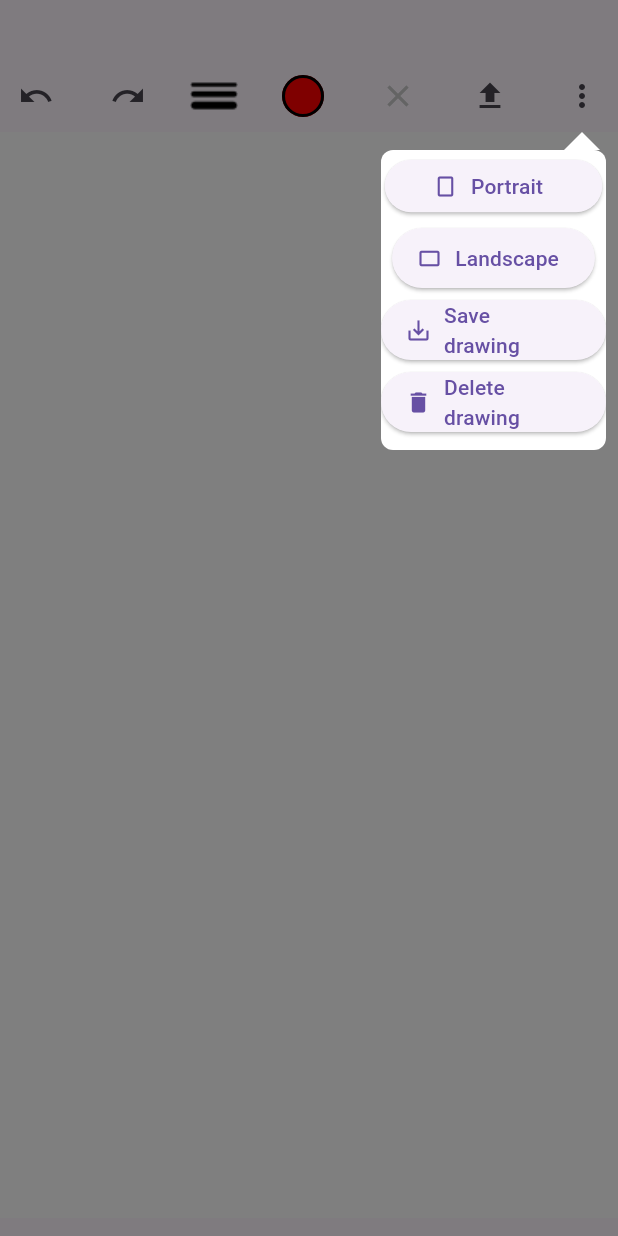
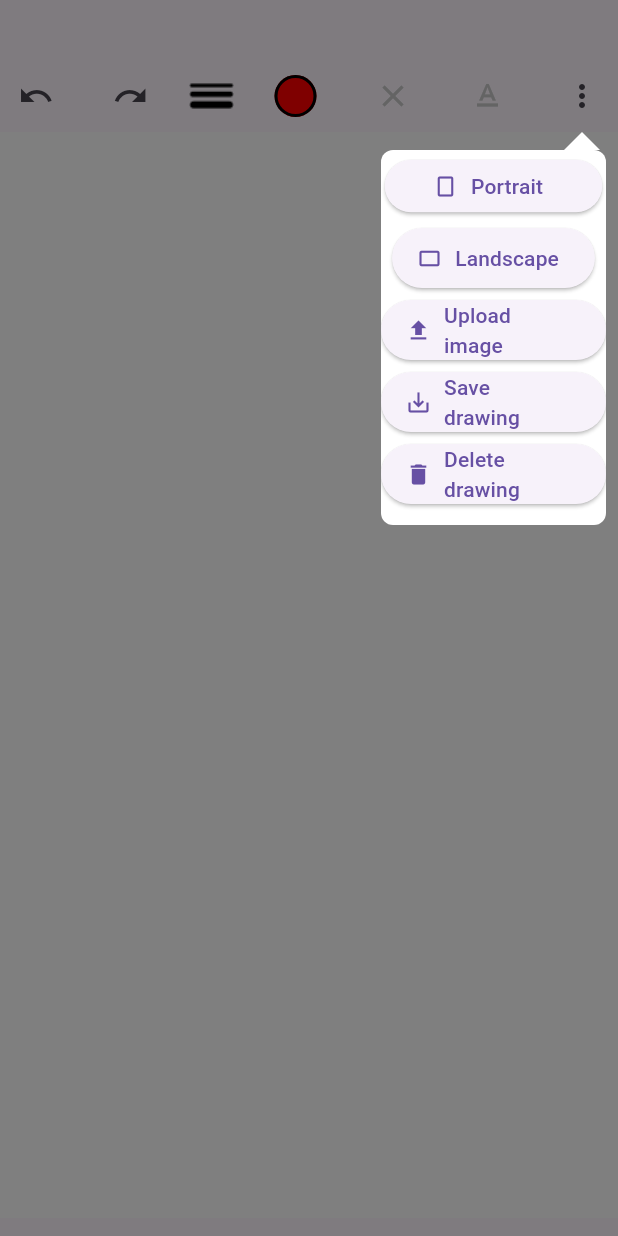
Before and after one commit to IvanPartalo/drawing-app-flutter, a Flutter app: the screen it shows after launch, after a tap on the "more vert" icon, on a phone screen of 412 x 824 dp. Run offline on Flutter 3.47's test engine with Material 3 defaults, Android fonts, the light colour scheme and no system bars; our stand-ins replace flutter_colorpicker, gallery_saver, image_picker, popover, toastification; missing offline and left inert: random_string_generator.

Commit message:
Adding custom text to drawing

```diff
--- /dev/null
+++ b/lib/components/display_text.dart
@@ -0,0 +1,9 @@
+import 'dart:ui';
+
+class DisplayText {
+  final String text;
+  final Offset position;
+  final Color textColor;
+  final double fontSize;
+  DisplayText(this.text, this.position, this.textColor, this.fontSize);
+}
--- a/lib/home_screen.dart
+++ b/lib/home_screen.dart
@@ -6,6 +6,7 @@ import 'package:flutter/material.dart';
 import 'package:flutter/services.dart';
 import 'package:gallery_saver/gallery_saver.dart';
 import 'package:image_picker/image_picker.dart';
+import 'package:painter_app/components/display_text.dart';
 import 'package:painter_app/components/line.dart';
 import 'package:painter_app/menu/pop_up_button.dart';
 import 'package:painter_app/menu/pop_up_color.dart';
@@ -23,6 +24,7 @@ typedef DeleteAllCallback = void Function();
 typedef SetLandscapeCallback = void Function();
 typedef SetPortraitCallback = void Function();
 typedef SaveImageCallback = void Function();
+typedef UploadImageCallback = void Function();
 
 class HomeScreen extends StatefulWidget {
   const HomeScreen({super.key});
@@ -45,8 +47,13 @@ class _HomeScreenState extends State<HomeScreen> {
   bool zoomingIn = true;
   var zoomingCoords = [0.0, 0.0, 0.0, 0.0];
   var eraseToggled = false;
+  TapDownDetails? textPosition;
+  bool isTyping = false;
   final picker = ImagePicker();
   Matrix4 transformationMatrix = Matrix4.identity();
+  List<DisplayText> texts = [];
+  TextEditingController _controller = TextEditingController();
+  FocusNode _focusNode = FocusNode();
 
   @override
   void initState() {
@@ -190,6 +197,7 @@ class _HomeScreenState extends State<HomeScreen> {
     setState(() {
       currentLines = [];
       undoLines = [];
+      texts = [];
       backgroundChosen = false;
       imageLoaded = false;
     });
@@ -216,10 +224,10 @@ class _HomeScreenState extends State<HomeScreen> {
       Canvas canvas = Canvas(pictureRecorder);
       DrawingPainter painter;
       if(_image != null){
-        painter = DrawingPainter(currentLines, _image!, backgroundChosen, imageLoaded, transformationMatrix);
+        painter = DrawingPainter(currentLines, _image!, backgroundChosen, imageLoaded, transformationMatrix, texts);
       }
       else{
-        painter = DrawingPainter(currentLines, placeHolderImage!, backgroundChosen, imageLoaded, transformationMatrix);
+        painter = DrawingPainter(currentLines, placeHolderImage!, backgroundChosen, imageLoaded, transformationMatrix, texts);
       }
       Size? size = isPortrait ? const Size(360, 661.3) : const Size(731.3, 260);
       //moram da obojim pozadinu u belo rucno :(
@@ -262,6 +270,7 @@ class _HomeScreenState extends State<HomeScreen> {
       return const Center(child: CircularProgressIndicator());
     }
     return Scaffold(
+        resizeToAvoidBottomInset: false,
         body: Column(
           children: <Widget>[
             Row(
@@ -276,19 +285,23 @@ class _HomeScreenState extends State<HomeScreen> {
               children: <Widget>[
                 IconButton(
                     onPressed: () {
+                      setState(() {
                         if(undoLines.length < 21) {
                           undoLines.add(currentLines.last);
                           currentLines.removeLast();
                         }
+                      });
                     },
                     icon: const Icon(Icons.undo)
                 ),
                 IconButton(
                     onPressed: () {
+                      setState(() {
                         if(undoLines.isNotEmpty) {
                           currentLines.add(undoLines.last);
                           undoLines.removeLast();
                         }
+                      });
                     },
                     icon: const Icon(Icons.redo)
                 ),
@@ -306,20 +319,32 @@ class _HomeScreenState extends State<HomeScreen> {
                   },
                 ),
                 IconButton(
-                    onPressed: () {
-                      showOptions();
+                  icon: Icon(
+                    Icons.text_format,
+                    color: isTyping ? Color.fromARGB(255, 0, 0, 0) : Color.fromARGB(255, 200, 200, 200),
+                  ),
+                  onPressed: (){
+                    setState(() {
+                      isTyping = !isTyping;
+                    });
                   },
-                    icon: const Icon(Icons.upload_sharp)
                 ),
                 PopUpMore(onDeleteAll: _deleteAll, onSetLandscape: _setLandscapeMode, onSetPortrait: _setPortraitMode,
-                  onSaveImage: _saveAsImage,),
+                  onSaveImage: _saveAsImage, onUploadImage: showOptions,),
               ],
             ),
             Row(
               children: <Widget>[
-                Expanded(
-                  child: GestureDetector(
+                GestureDetector(
                   onDoubleTapDown: _handleDoubleTap,
+                  onTapDown: (details){
+                    setState(() {
+                      if(isTyping) {
+                        textPosition = details;
+                        _focusNode.requestFocus();
+                      }
+                    });
+                  },
                   onPanStart: (details){
                       setState(() {
                         currentLine = Line(
@@ -343,16 +368,42 @@ class _HomeScreenState extends State<HomeScreen> {
                   onPanEnd: (_){
                       currentLine = null;
                   },
+                  child: Stack(
+                  children: [
+                  SingleChildScrollView(
+                    child: Container(
+                      height: MediaQuery.of(context).size.height - 100,
+                      width: MediaQuery.of(context).size.width,
                       child: CustomPaint(
+                        size: Size.infinite,
                         painter: _image != null
-                          ? DrawingPainter(currentLines, _image!, backgroundChosen, imageLoaded, transformationMatrix)
-                          : DrawingPainter(currentLines, placeHolderImage!, backgroundChosen, imageLoaded, transformationMatrix),
+                            ? DrawingPainter(currentLines, _image!, backgroundChosen, imageLoaded, transformationMatrix, texts)
+                            : DrawingPainter(currentLines, placeHolderImage!, backgroundChosen, imageLoaded, transformationMatrix, texts),
 
-                      child: SizedBox(
-                        width: MediaQuery.of(context).size.width,
-                        height: MediaQuery.of(context).size.height - 100,
                       ),
                     ),
+                  ),
+                if(textPosition != null && isTyping)
+                Positioned(
+                  left: textPosition!.localPosition.dx,
+                  top: textPosition!.localPosition.dy,
+                  child: Container(
+                    width: 200,
+                    child: TextField(
+                      focusNode: _focusNode,
+                      controller: _controller,
+                      autofocus: true,
+                      onSubmitted: (text) {
+                        setState(() {
+                          texts.add(DisplayText(text, textPosition!.localPosition, selectedColor, selectedThickness+12));
+                          _controller.clear();
+                          _focusNode.unfocus();
+                        });
+                      },
+                    ),
+                  ),
+                ),
+                ],
                 ),
                 ),
               ],
@@ -367,6 +418,7 @@ class _HomeScreenState extends State<HomeScreen> {
 //IZDVOJITI KLASU U ZASEBAN FAJL!
 class DrawingPainter extends CustomPainter {
   late List<Line> linesToDraw;
+  final List<DisplayText> texts;
   late File image;
   late ui.Image backgroundImage;
   bool backgroundChosen = false;
@@ -374,7 +426,7 @@ class DrawingPainter extends CustomPainter {
   late Size painterCanvasSize;
   final Matrix4 transformationMatrix;
 
-  DrawingPainter(List<Line> lines, ui.Image i, this.backgroundChosen, this.imageLoaded, this.transformationMatrix){
+  DrawingPainter(List<Line> lines, ui.Image i, this.backgroundChosen, this.imageLoaded, this.transformationMatrix, this.texts){
     if(lines == null){
       linesToDraw = [];
     }else {
@@ -412,6 +464,12 @@ class DrawingPainter extends CustomPainter {
         canvas.drawLine(currentPoint, nextPoint, paint);
       }
     }
+    for (var textInfo in texts){
+      final textSpan = TextSpan(text: textInfo.text, style: TextStyle(color: textInfo.textColor, fontSize: textInfo.fontSize));
+      final textPainter = TextPainter(text: textSpan, textDirection: TextDirection.ltr);
+      textPainter.layout();
+      textPainter.paint(canvas, textInfo.position);
+    }
     canvas.restore();
   }
 
--- a/lib/menu/more_menu.dart
+++ b/lib/menu/more_menu.dart
@@ -7,8 +7,9 @@ class MoreMenu extends StatelessWidget{
   final SetLandscapeCallback onSetLandscape;
   final SetPortraitCallback onSetPortrait;
   final SaveImageCallback onSaveImage;
+  final UploadImageCallback onUploadImage;
   const MoreMenu({super.key, required this.onDeleteAll, required this.onSetLandscape, required this.onSetPortrait,
-  required this.onSaveImage});
+  required this.onSaveImage, required this.onUploadImage});
   @override
   Widget build(BuildContext context) {
     return Column(
@@ -81,6 +82,14 @@ class MoreMenu extends StatelessWidget{
           label: Text("Landscape"),
         ),
         ElevatedButton.icon(
+          icon: const Icon(Icons.upload_sharp),
+          onPressed: () {
+            onUploadImage();
+          },
+          label: Text("Upload image"),
+
+        ),
+        ElevatedButton.icon(
           icon: const Icon(Icons.save_alt),
           onPressed: () {
             onSaveImage();
--- a/lib/menu/pop_up_button.dart
+++ b/lib/menu/pop_up_button.dart
@@ -19,7 +19,8 @@ class PopUpButton extends StatelessWidget{
       width: 220,
       height: 90),
       child: SizedBox(
-        height: 40,
+        height: 30,
+        width: 30,
         // icon link: https://www.flaticon.com/free-icon/stroke_5598084?term=stroke&page=1&position=38&origin=search&related_id=5598084
         child: Image.asset('lib/icons/stroke.png'),
       ),
--- a/lib/menu/pop_up_more.dart
+++ b/lib/menu/pop_up_more.dart
@@ -9,8 +9,9 @@ class PopUpMore extends StatelessWidget{
   final SetLandscapeCallback onSetLandscape;
   final SetPortraitCallback onSetPortrait;
   final SaveImageCallback onSaveImage;
+  final UploadImageCallback onUploadImage;
   const PopUpMore({super.key, required this.onDeleteAll, required this.onSetLandscape, required this.onSetPortrait,
-  required this.onSaveImage});
+  required this.onSaveImage, required this.onUploadImage});
 
   @override
   Widget build(BuildContext context) {
@@ -34,9 +35,12 @@ class PopUpMore extends StatelessWidget{
                   onSaveImage();
                   Navigator.pop(context);
                 },
+                onUploadImage: (){
+                  onUploadImage();
+                },
               ),
                 width: 150,
-                height: 200,);
+                height: 250,);
             },
             icon: const Icon(Icons.more_vert)
         ),
```
Lines whose indentation alone changed are shown as unchanged.
